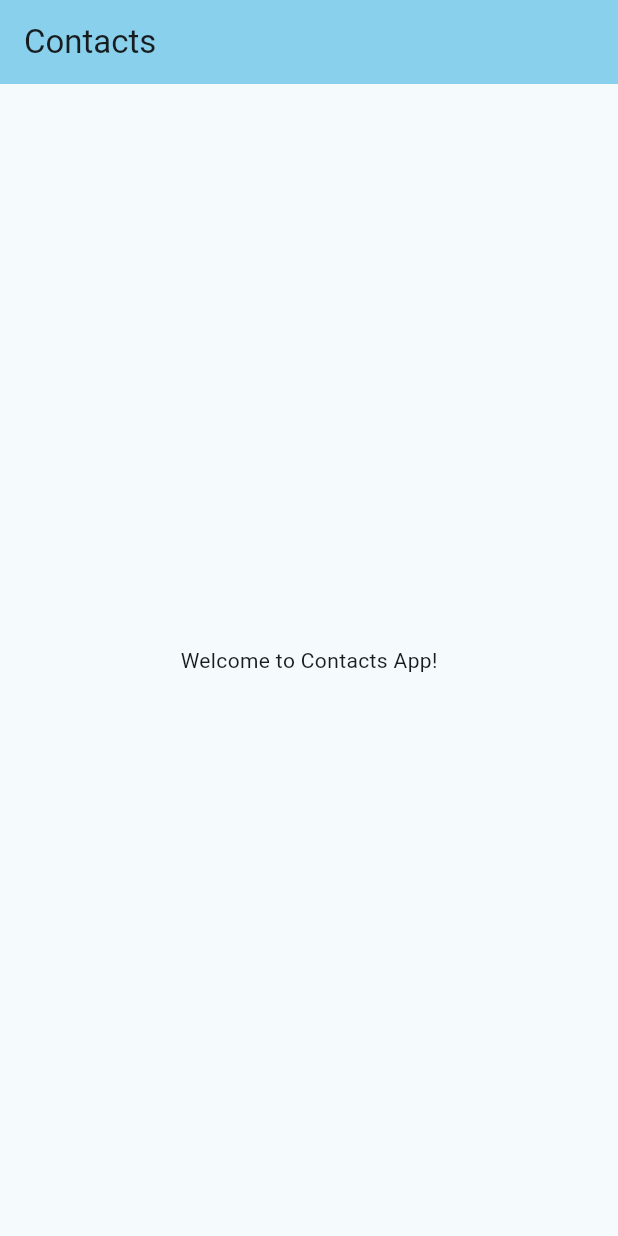
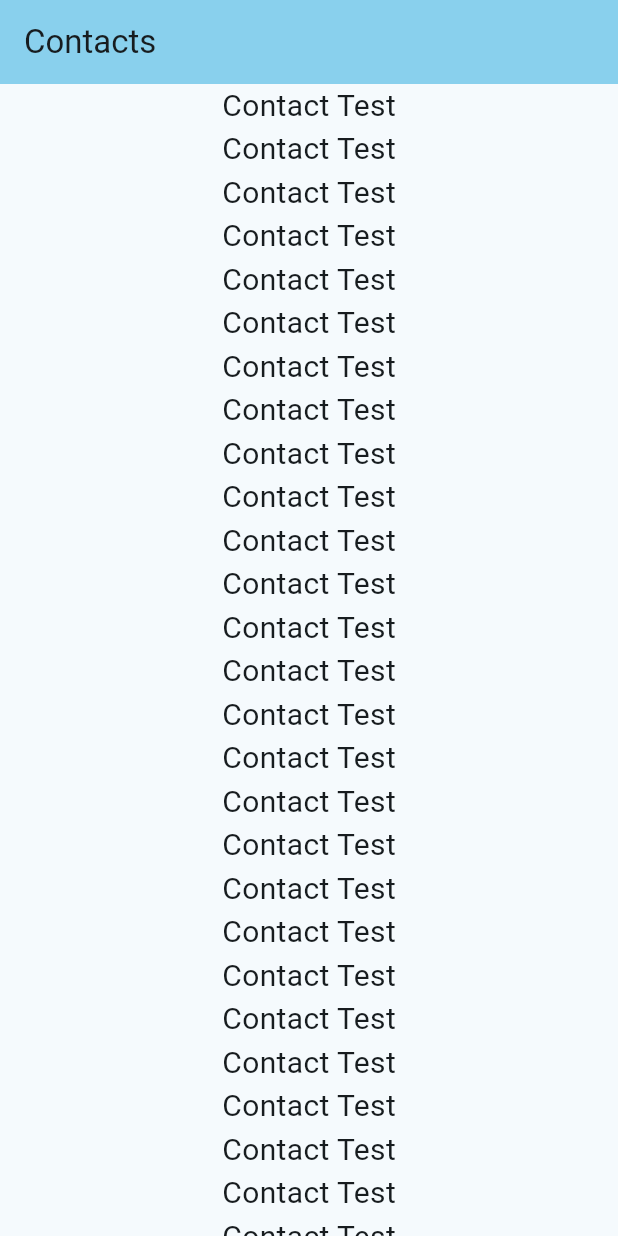
Before and after one commit to KavindaChirath/contact_app, a Flutter app: the screen it shows after launch, on a phone screen of 412 x 824 dp. Run offline on Flutter 3.47's test engine with Material 3 defaults, Android fonts, the phone set to English and light mode, and no system bars.

Commit message:
create scrollable list

```diff
--- a/lib/main.dart
+++ b/lib/main.dart
@@ -13,6 +13,7 @@ class MyApp extends StatelessWidget {
   Widget build(BuildContext context) {
     return MaterialApp(
       title: 'Flutter Demo',
+      debugShowCheckedModeBanner: false,
       theme: ThemeData(
         colorScheme: ColorScheme.fromSeed(
           seedColor: const Color.fromARGB(255, 1, 31, 41),
--- a/lib/ui/contacts_list/contacts_list_page.dart
+++ b/lib/ui/contacts_list/contacts_list_page.dart
@@ -12,7 +12,14 @@ class ContactListPage extends StatelessWidget {
         backgroundColor: Theme.of(context).colorScheme.inversePrimary,
         title: Text(title),
       ),
-      body: const Center(child: Text('Welcome to Contacts App!')),
+      body: ListView.builder(
+        itemCount: 30,
+        itemBuilder: (context, index) {
+          return Center(
+            child: Text('Contact Test', style: TextStyle(fontSize: 20)),
+          );
+        },
+      ),
     );
   }
 }
--- a/pubspec.yaml
+++ b/pubspec.yaml
@@ -30,6 +30,8 @@ environment:
 dependencies:
   flutter:
     sdk: flutter
+
+  faker: ^2.0.0
 
   # The following adds the Cupertino Icons font to your application.
   # Use with the CupertinoIcons class for iOS style icons.
```
Also changed, not shown: pubspec.lock.
